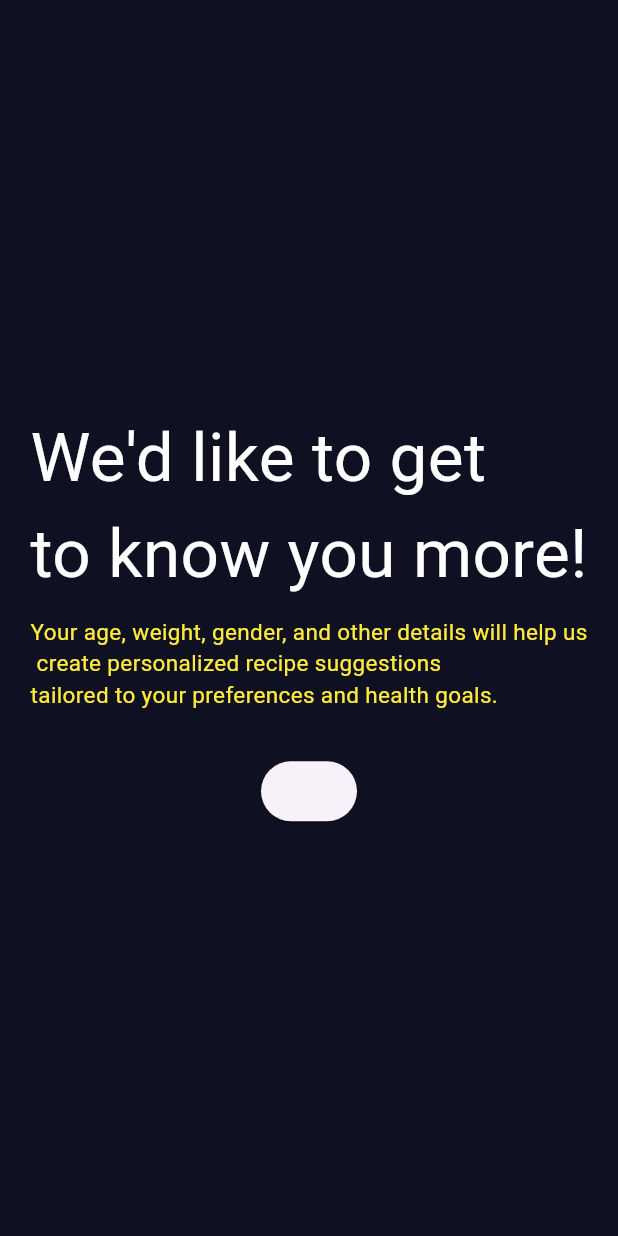
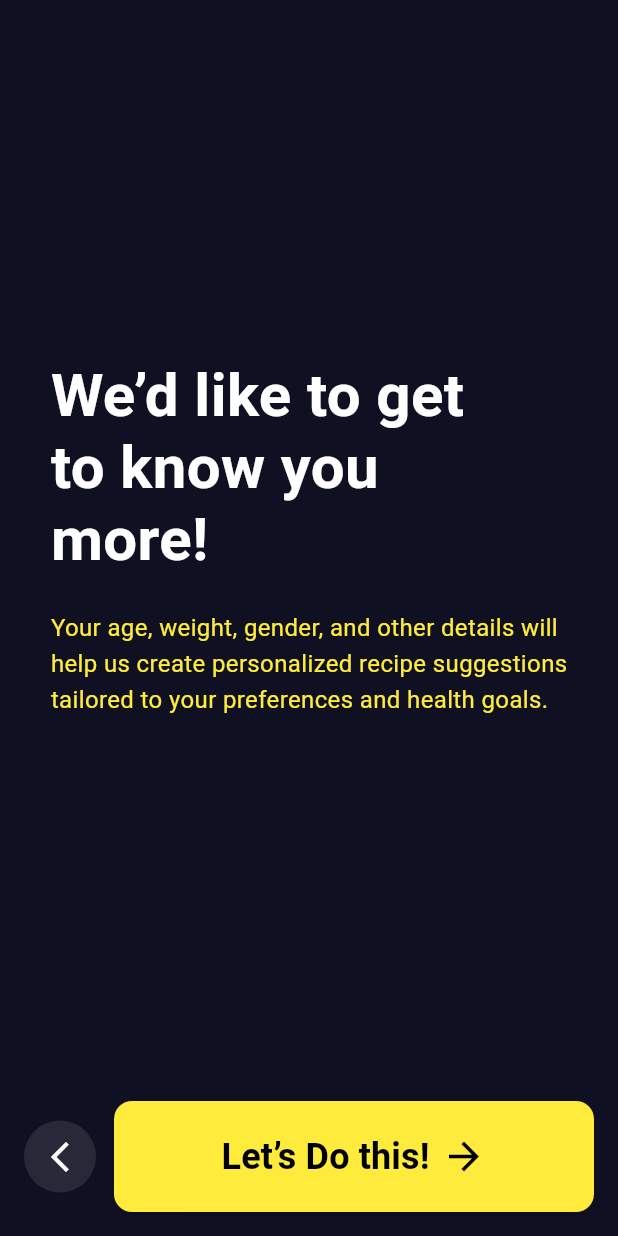
Before and after one commit to jvvpns/kusinai01_app, a Flutter app: the SurveyScreen1 screen opened directly, on a phone screen of 412 x 824 dp. Run offline on Flutter 3.47's test engine with Material 3 defaults, Android fonts, the phone set to English and light mode, and no system bars; our stand-ins replace image_picker; missing offline and left inert: philippines_rpcmb.

Commit message:
SurveyScreen1 progress ...

```diff
--- a/lib/main.dart
+++ b/lib/main.dart
@@ -4,7 +4,6 @@ import 'package:kusinai01_app/screens/profile_screen.dart';
 import 'package:kusinai01_app/screens/recipes_screen.dart';
 import 'package:kusinai01_app/screens/signin_screen.dart';
 import 'package:kusinai01_app/screens/signup_screen.dart';
-import 'package:kusinai01_app/screens/survey_screen/survey_page1.dart';
 
 void main() {
   runApp(KusinAIapp());
@@ -21,7 +20,7 @@ class KusinAIapp extends StatelessWidget {
         scaffoldBackgroundColor: Color(0xFF0F1122),
       ),
       title: 'KusinAI',
-      home: SurveyScreen1(),
+      home: SignInPage(),
     );
   }
 }
--- a/lib/screens/signup_screen.dart
+++ b/lib/screens/signup_screen.dart
@@ -1,6 +1,7 @@
 import 'package:flutter/material.dart';
 import 'package:kusinai01_app/screens/signin_screen.dart';
 import 'package:philippines_rpcmb/philippines_rpcmb.dart';
+import 'package:kusinai01_app/screens/survey_screen/survey_page1.dart';
 
 class SignUpPage extends StatefulWidget {
   const SignUpPage({super.key});
@@ -184,7 +185,8 @@ class _SignUpPageState extends State<SignUpPage> {
               ElevatedButton(
                 onPressed: acceptedTerms
                     ? () {
-
+                  Navigator.push(context,
+                  MaterialPageRoute(builder: (context) => SurveyScreen1(),));
                 }
                     : null,
                 style: ElevatedButton.styleFrom(
--- a/lib/screens/survey_screen/survey_page1.dart
+++ b/lib/screens/survey_screen/survey_page1.dart
@@ -1,4 +1,5 @@
 import 'package:flutter/material.dart';
+import 'package:kusinai01_app/screens/signin_screen.dart';
 
 class SurveyScreen1 extends StatelessWidget {
   const SurveyScreen1({super.key});
@@ -9,37 +10,98 @@ class SurveyScreen1 extends StatelessWidget {
       backgroundColor: const Color(0xFF0F1122),
       body: SafeArea(
         child: Column(
-        mainAxisAlignment: MainAxisAlignment.center,
           children: [
-          Container(
-            alignment: Alignment.center,
-            child: Text(
-              'We\'d like to get \nto know you more!',
-              style: TextStyle(color: Colors.white, fontSize: 45),
+            Expanded(
+              child: Center(
+                child: Padding(
+                  padding: const EdgeInsets.symmetric(horizontal: 24.0),
+                  child: Column(
+                    mainAxisSize: MainAxisSize.min,
+                    crossAxisAlignment: CrossAxisAlignment.start,
+                    children: const [
+                      Text(
+                        'We’d like to get\nto know you\nmore!',
+                        style: TextStyle(
+                          color: Colors.white,
+                          fontSize: 40,
+                          fontWeight: FontWeight.w700,
+                          height: 1.2,
+                        ),
                         textAlign: TextAlign.left,
                       ),
+                      SizedBox(height: 24),
+                      Text(
+                        'Your age, weight, gender, and other details will\nhelp us create personalized recipe suggestions\ntailored to your preferences and health goals.',
+                        style: TextStyle(
+                          color: Colors.yellow,
+                          fontSize: 16,
+                          height: 1.5,
                         ),
-          SizedBox(
-            height: 10,
+                        textAlign: TextAlign.left,
                       ),
-          Container(
-            alignment: Alignment.center,
-            child: Text(
-              'Your age, weight, gender, and other details will help us\n '
-              'create personalized recipe suggestions\n'
-              'tailored to your preferences and health goals.',
-              style: TextStyle(color: Colors.yellow, fontSize: 15),
+                    ],
                   ),
                 ),
-          SizedBox(
-            height: 30,
               ),
-          ElevatedButton(
+            ),
+
+            // Bottom button row
+            Padding(
+              padding: const EdgeInsets.all(16.0),
+              child: Row(
+                children: [
+                  IconButton(
+                    onPressed: () {
+                      Navigator.push(
+                          context,
+                          MaterialPageRoute(
+                              builder: (context) => SignInPage()));
+                    },
+                    style: IconButton.styleFrom(
+                      backgroundColor: Colors.white10,
+                      padding: const EdgeInsets.all(12),
+                    ),
+                    icon: const Icon(
+                      Icons.arrow_back_ios_new,
+                      color: Colors.white,
+                    ),
+                  ),
+                  const SizedBox(width: 12),
+                  Expanded(
+                    child: ElevatedButton(
                       onPressed: () {},
-            child: null,
-          )
+                      style: ElevatedButton.styleFrom(
+                        backgroundColor: Colors.yellow,
+                        foregroundColor: Colors.black,
+                        padding: const EdgeInsets.symmetric(vertical: 20),
+                        shape: RoundedRectangleBorder(
+                          borderRadius: BorderRadius.circular(12),
+                        ),
+                      ),
+                      child: Row(
+                        mainAxisAlignment: MainAxisAlignment.center,
+                        mainAxisSize: MainAxisSize.min,
+                        children: const [
+                          Text(
+                            "Let’s Do this!",
+                            style: TextStyle(
+                                fontWeight: FontWeight.bold, fontSize: 24),
+                          ),
+                          SizedBox(width: 8),
+                          Icon(
+                            Icons.arrow_forward,
+                            size: 30,
+                          ),
                         ],
-      )),
+                      ),
+                    ),
+                  ),
+                ],
+              ),
+            ),
+          ],
+        ),
+      ),
     );
   }
 }
```
Also changed, not shown: 2 other files. Lines whose indentation alone changed are shown as unchanged.
